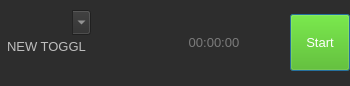
First picture: the form in src/ui/linux/TogglDesktop/timerwidget.ui, repository toggl-open-source/toggldesktop, before the edit.
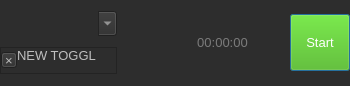
Second picture: the form after the edit. Icons and pictures are not drawn. Custom widgets are drawn as their Qt base class.

Commit message: Add a button to delete the selected project

```diff
--- a/src/ui/linux/TogglDesktop/timerwidget.ui
+++ b/src/ui/linux/TogglDesktop/timerwidget.ui
@@ -78,16 +78,19 @@
        <widget class="QFrame" name="DecrProjFrame">
         <layout class="QVBoxLayout" name="verticalLayout">
          <property name="spacing">
-          <number>4</number>
+          <number>0</number>
          </property>
          <property name="leftMargin">
-          <number>7</number>
+          <number>0</number>
          </property>
          <property name="topMargin">
-          <number>10</number>
+          <number>0</number>
+         </property>
+         <property name="rightMargin">
+          <number>0</number>
          </property>
          <property name="bottomMargin">
-          <number>10</number>
+          <number>0</number>
          </property>
          <item>
           <widget class="AutocompleteComboBox" name="description">
@@ -119,8 +122,72 @@
            </property>
           </widget>
          </item>
-         <item alignment="Qt::AlignTop">
+         <item>
+          <widget class="QFrame" name="projectFrame">
+           <property name="sizePolicy">
+            <sizepolicy hsizetype="Preferred" vsizetype="Maximum">
+             <horstretch>0</horstretch>
+             <verstretch>0</verstretch>
+            </sizepolicy>
+           </property>
+           <property name="frameShape">
+            <enum>QFrame::StyledPanel</enum>
+           </property>
+           <property name="frameShadow">
+            <enum>QFrame::Raised</enum>
+           </property>
+           <layout class="QHBoxLayout" name="horizontalLayout_3">
+            <property name="spacing">
+             <number>0</number>
+            </property>
+            <property name="leftMargin">
+             <number>0</number>
+            </property>
+            <property name="topMargin">
+             <number>0</number>
+            </property>
+            <property name="rightMargin">
+             <number>0</number>
+            </property>
+            <property name="bottomMargin">
+             <number>0</number>
+            </property>
+            <item>
+             <widget class="QPushButton" name="deleteProject">
+              <property name="sizePolicy">
+               <sizepolicy hsizetype="Minimum" vsizetype="Minimum">
+                <horstretch>0</horstretch>
+                <verstretch>0</verstretch>
+               </sizepolicy>
+              </property>
+              <property name="minimumSize">
+               <size>
+                <width>16</width>
+                <height>16</height>
+               </size>
+              </property>
+              <property name="maximumSize">
+               <size>
+                <width>16</width>
+                <height>16</height>
+               </size>
+              </property>
+              <property name="styleSheet">
+               <string notr="true">color: rgb(190, 190, 190);line-height:40px;position:absolute;bottom:5px;padding:0;</string>
+              </property>
+              <property name="text">
+               <string>×</string>
+              </property>
+             </widget>
+            </item>
+            <item>
           <widget class="QLabel" name="project">
+              <property name="sizePolicy">
+               <sizepolicy hsizetype="MinimumExpanding" vsizetype="Preferred">
+                <horstretch>0</horstretch>
+                <verstretch>0</verstretch>
+               </sizepolicy>
+              </property>
            <property name="minimumSize">
             <size>
              <width>0</width>
@@ -148,6 +215,9 @@
            <property name="margin">
             <number>2</number>
            </property>
+             </widget>
+            </item>
+           </layout>
           </widget>
          </item>
         </layout>
```
Lines whose indentation alone changed are shown as unchanged. The commit also changes 1 other file.
